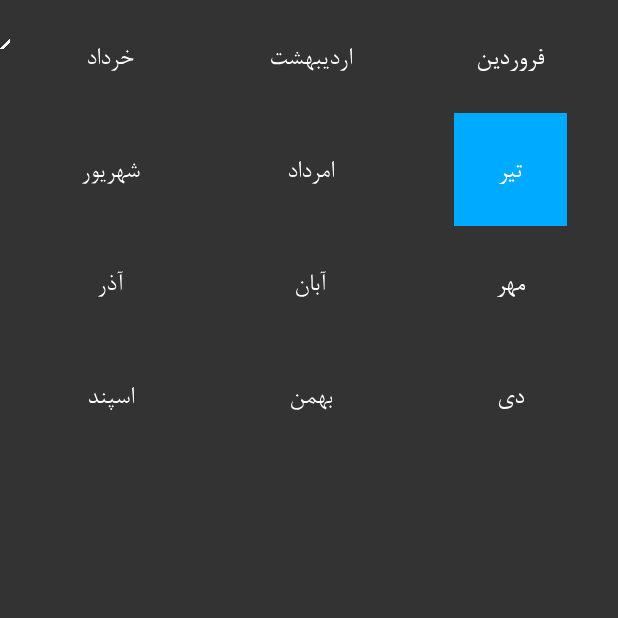
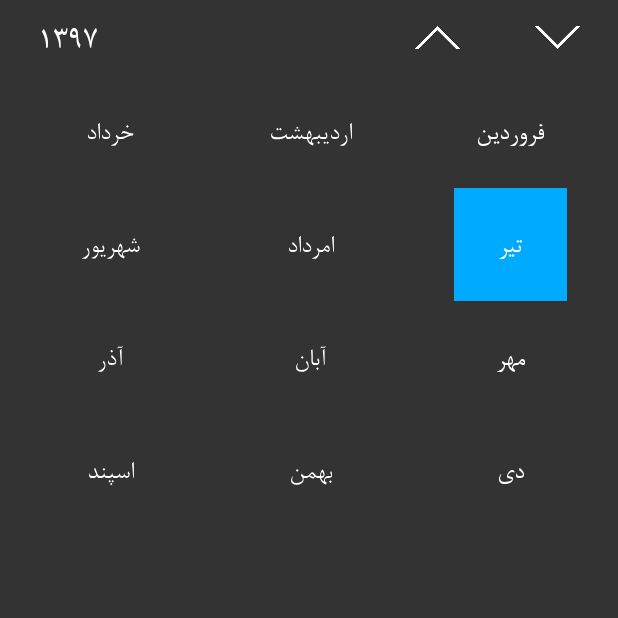
Before and after one commit to imto1/PersianCalendar, an Android app: the YearActivity screen opened directly, with no data from a screen before it, on a phone screen of 412 x 824 dp, the top half of it. Run offline under Robolectric (Android 15) with nearby library versions, the phone set to English and light mode, and no system bars.

Commit message:
Reforming project.

```diff
--- a/android-app/app/src/main/java/com/behmerd/persiancalendar/DecadeActivity.java
+++ b/android-app/app/src/main/java/com/behmerd/persiancalendar/DecadeActivity.java
@@ -21,7 +21,7 @@ public class DecadeActivity extends Activity {
         super.onCreate(savedInstanceState);
         setContentView(R.layout.activity_decade);
 
-        final GridView gvContentPlace = (GridView) findViewById(R.id.yearGVContentPlace);
+        final GridView gvContentPlace = (GridView) findViewById(R.id.decadeGVContentPlace);
         final TextView tvNow = (TextView) findViewById(R.id.decadeTVYear);
         ImageView ivUp = (ImageView) findViewById(R.id.decadeIVUp);
         ImageView ivDown = (ImageView) findViewById(R.id.decadeIVDown);
--- a/android-app/app/src/main/res/layout/activity_decade.xml
+++ b/android-app/app/src/main/res/layout/activity_decade.xml
@@ -60,6 +60,6 @@
         android:layout_marginLeft="5dp"
         android:layout_marginRight="5dp"
         android:rotationY="180"
-        android:layout_below="@+id/mainTopBar" />
+        android:layout_below="@+id/decadeTopBar" />
 
 </RelativeLayout>
--- a/android-app/app/src/main/res/layout/activity_main.xml
+++ b/android-app/app/src/main/res/layout/activity_main.xml
@@ -35,7 +35,7 @@
             android:src="@drawable/up"
             android:layout_gravity="center_vertical"
             android:layout_centerVertical="true"
-            android:layout_toLeftOf="@+id/decadeIVDown"
+            android:layout_toLeftOf="@+id/mainIVDown"
             android:layout_toStartOf="@+id/decadeIVDown"
             android:layout_marginRight="50dp" />
 
--- a/android-app/app/src/main/res/layout/activity_year.xml
+++ b/android-app/app/src/main/res/layout/activity_year.xml
@@ -35,7 +35,7 @@
             android:src="@drawable/up"
             android:layout_gravity="center_vertical"
             android:layout_centerVertical="true"
-            android:layout_toLeftOf="@+id/decadeIVDown"
+            android:layout_toLeftOf="@+id/yearIVDown"
             android:layout_toStartOf="@+id/decadeIVDown"
             android:layout_marginRight="50dp" />
 
@@ -62,6 +62,6 @@
         android:layout_marginLeft="5dp"
         android:layout_marginRight="5dp"
         android:rotationY="180"
-        android:layout_below="@+id/mainTopBar" />
+        android:layout_below="@+id/yearTopBar" />
 
 </RelativeLayout>
```
